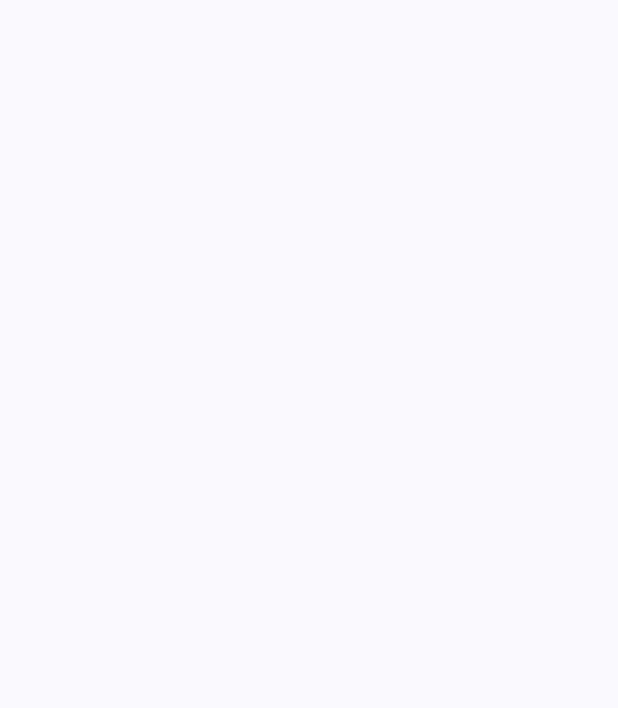
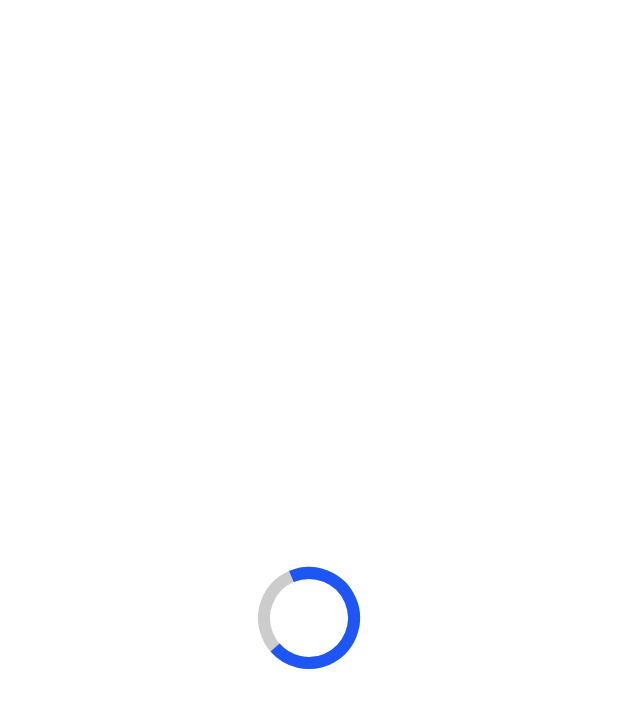
Before and after one commit to dwivedyaakash/WeatherApp, an Android app built with Jetpack Compose: the screen it shows after launch (MainActivity), on a phone screen of 412 x 824 dp. Before the commit the part shown is empty. Shown: the top 708 px of the screen. Run offline under Robolectric (Android 15) with nearby library versions, the phone set to English and light mode, and no system bars; our stand-ins replace livedata-compose.

Commit message:
added loading screen

```diff
--- /dev/null
+++ b/app/src/main/java/com/aakashdwivedy/weatherapp/ui/components/LoadingScreen.kt
@@ -0,0 +1,80 @@
+package com.aakashdwivedy.weatherapp.ui.components
+
+import androidx.compose.animation.core.LinearEasing
+import androidx.compose.animation.core.RepeatMode
+import androidx.compose.animation.core.animateFloat
+import androidx.compose.animation.core.infiniteRepeatable
+import androidx.compose.animation.core.rememberInfiniteTransition
+import androidx.compose.animation.core.tween
+import androidx.compose.foundation.Canvas
+import androidx.compose.foundation.background
+import androidx.compose.foundation.layout.Box
+import androidx.compose.foundation.layout.fillMaxSize
+import androidx.compose.foundation.layout.size
+import androidx.compose.runtime.Composable
+import androidx.compose.runtime.LaunchedEffect
+import androidx.compose.runtime.getValue
+import androidx.compose.runtime.mutableFloatStateOf
+import androidx.compose.runtime.remember
+import androidx.compose.runtime.setValue
+import androidx.compose.ui.Alignment
+import androidx.compose.ui.Modifier
+import androidx.compose.ui.draw.rotate
+import androidx.compose.ui.graphics.Color
+import androidx.compose.ui.graphics.drawscope.Stroke
+import androidx.compose.ui.unit.dp
+import com.aakashdwivedy.weatherapp.ui.theme.BlueLoader
+
+@Composable
+fun LoadingScreen() {
+    var rotation by remember { mutableFloatStateOf(0f) }
+    val infiniteTransition = rememberInfiniteTransition(label = "infinite transition")
+    val rotateAngle by infiniteTransition.animateFloat(
+        initialValue = 0f,
+        targetValue = 360f,
+        animationSpec = infiniteRepeatable(
+            animation = tween(durationMillis = 1000, easing = LinearEasing),
+            repeatMode = RepeatMode.Restart
+        ),
+        label = "rotation angle"
+    )
+
+    LaunchedEffect(rotateAngle) {
+        rotation += 360f
+    }
+
+    Box(
+        modifier = Modifier
+            .fillMaxSize()
+            .background(Color.White),
+        contentAlignment = Alignment.Center
+    ) {
+        Canvas(
+            modifier = Modifier
+                .size(60.dp)
+                .fillMaxSize()
+                .rotate(rotateAngle)
+        ) {
+            val strokeWidth = 12f
+            val size = size.minDimension
+
+            // Draw background circle
+            drawCircle(
+                color = Color.LightGray,
+                radius = size / 2,
+                style = Stroke(strokeWidth)
+            )
+
+            // Draw progress arc
+            val sweepAngle = 360 * 0.7f
+            drawArc(
+                color = BlueLoader,
+                startAngle = -90f,
+                sweepAngle = sweepAngle,
+                useCenter = false,
+                style = Stroke(strokeWidth),
+                topLeft = center.copy(x = center.x - size / 2, y = center.y - size / 2)
+            )
+        }
+    }
+}
--- /dev/null
+++ b/app/src/main/java/com/aakashdwivedy/weatherapp/ui/components/WeatherHomeScreenUI.kt
@@ -0,0 +1,10 @@
+package com.aakashdwivedy.weatherapp.ui.components
+
+import androidx.compose.material3.Text
+import androidx.compose.runtime.Composable
+import com.aakashdwivedy.weatherapp.model.response.WeatherDataResponse
+
+@Composable
+fun WeatherHomeScreenUI(weatherData: WeatherDataResponse) {
+    Text(text = weatherData.name)
+}
--- a/app/src/main/java/com/aakashdwivedy/weatherapp/ui/screens/HomeScreen.kt
+++ b/app/src/main/java/com/aakashdwivedy/weatherapp/ui/screens/HomeScreen.kt
@@ -10,8 +10,6 @@ import androidx.compose.runtime.mutableStateOf
 import androidx.compose.runtime.remember
 import androidx.compose.runtime.setValue
 import androidx.navigation.NavHostController
-import com.aakashdwivedy.weatherapp.ui.components.PermissionDeniedScreen
-import com.aakashdwivedy.weatherapp.ui.components.WeatherHomeScreen
 
 @Composable
 fun HomeScreen(navController: NavHostController) {
--- a/app/src/main/java/com/aakashdwivedy/weatherapp/ui/components/PermissionDeniedScreen.kt
+++ b/app/src/main/java/com/aakashdwivedy/weatherapp/ui/screens/PermissionDeniedScreen.kt
@@ -1,4 +1,4 @@
-package com.aakashdwivedy.weatherapp.ui.components
+package com.aakashdwivedy.weatherapp.ui.screens
 
 import androidx.compose.foundation.Image
 import androidx.compose.foundation.background
--- a/app/src/main/java/com/aakashdwivedy/weatherapp/ui/components/WeatherHomeScreen.kt
+++ b/app/src/main/java/com/aakashdwivedy/weatherapp/ui/screens/WeatherHomeScreen.kt
@@ -1,6 +1,5 @@
-package com.aakashdwivedy.weatherapp.ui.components
+package com.aakashdwivedy.weatherapp.ui.screens
 
-import androidx.compose.material3.Text
 import androidx.compose.runtime.Composable
 import androidx.compose.runtime.LaunchedEffect
 import androidx.compose.runtime.getValue
@@ -10,6 +9,8 @@ import androidx.compose.runtime.remember
 import androidx.compose.runtime.setValue
 import androidx.compose.ui.platform.LocalContext
 import com.aakashdwivedy.weatherapp.BuildConfig
+import com.aakashdwivedy.weatherapp.ui.components.LoadingScreen
+import com.aakashdwivedy.weatherapp.ui.components.WeatherHomeScreenUI
 import com.aakashdwivedy.weatherapp.utils.LocationData
 import com.aakashdwivedy.weatherapp.utils.LocationManager
 import com.aakashdwivedy.weatherapp.viewmodel.WeatherViewModel
@@ -45,6 +46,8 @@ fun WeatherHomeScreen() {
     }
 
     if (weatherData != null) {
-        Text(text = "${weatherData?.name}")
+        WeatherHomeScreenUI(weatherData!!)
+    } else {
+        LoadingScreen()
     }
 }
--- a/app/src/main/java/com/aakashdwivedy/weatherapp/ui/theme/Color.kt
+++ b/app/src/main/java/com/aakashdwivedy/weatherapp/ui/theme/Color.kt
@@ -9,3 +9,5 @@ val Pink80 = Color(0xFFEFB8C8)
 val Purple40 = Color(0xFF6650a4)
 val PurpleGrey40 = Color(0xFF625b71)
 val Pink40 = Color(0xFF7D5260)
+
+val BlueLoader = Color(0xFF1E56F5)
```
Also changed, not shown: 1 other file.
